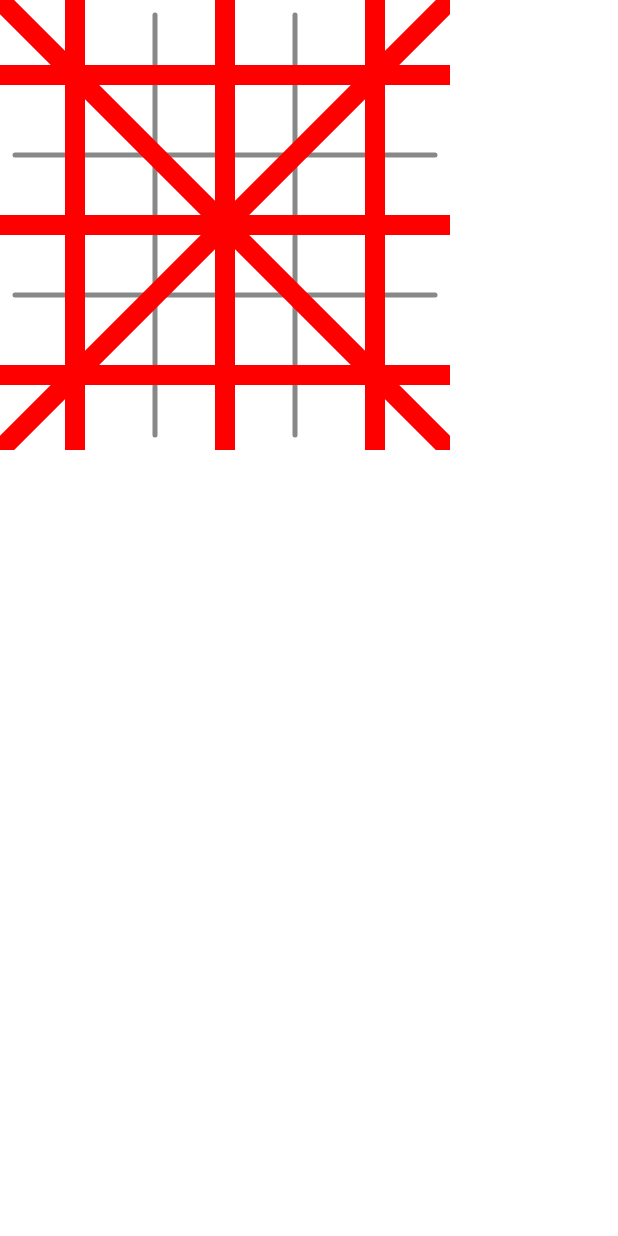
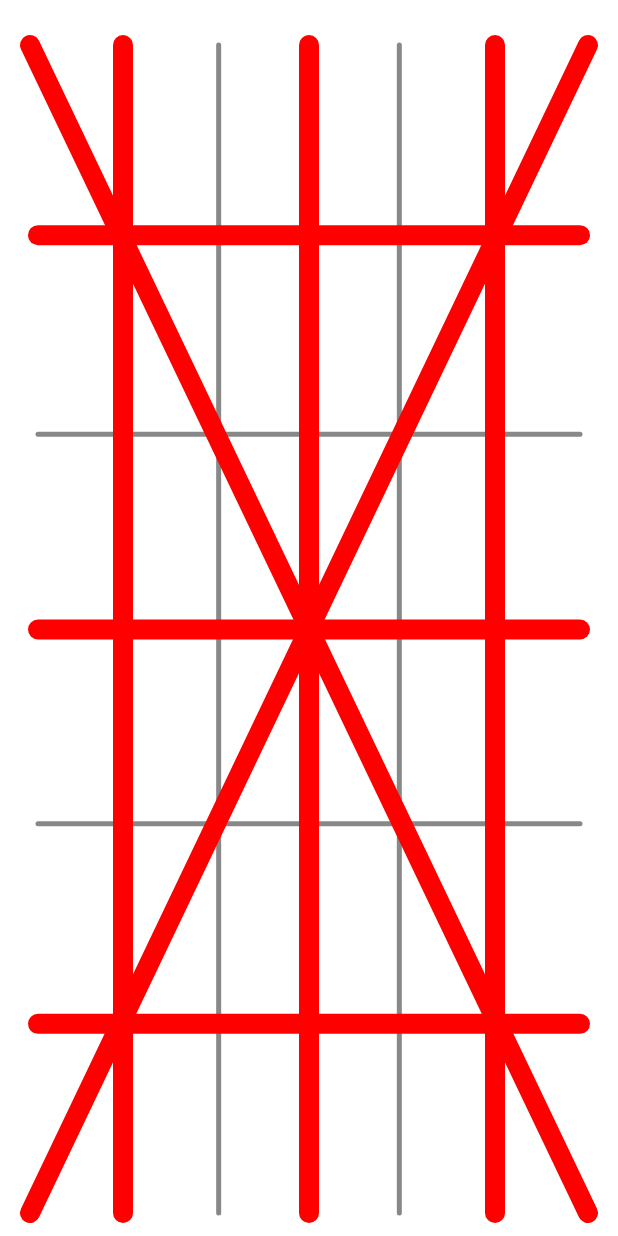
Before and after one commit to SaingHmineTun/TikTacToe, an Android app built with Jetpack Compose: the @Preview function BoardBasePreview, on a phone screen of 412 x 824 dp. Run offline under Robolectric (Android 15) with nearby library versions, the light colour scheme and no system bars.

Commit message:
Tik Tac Toe tutorial finished!

```diff
--- a/app/build.gradle.kts
+++ b/app/build.gradle.kts
@@ -59,6 +59,7 @@ dependencies {
     implementation("androidx.compose.ui:ui-graphics")
     implementation("androidx.compose.ui:ui-tooling-preview")
     implementation("androidx.compose.material3:material3")
+    implementation("androidx.lifecycle:lifecycle-viewmodel-compose:2.7.0")
     testImplementation("junit:junit:4.13.2")
     androidTestImplementation("androidx.test.ext:junit:1.1.5")
     androidTestImplementation("androidx.test.espresso:espresso-core:3.5.1")
--- a/app/src/main/java/it/saimao/tiktaktoe/ui/Components.kt
+++ b/app/src/main/java/it/saimao/tiktaktoe/ui/Components.kt
@@ -1,6 +1,8 @@
 package it.saimao.tiktaktoe.ui
 
 import androidx.compose.foundation.Canvas
+import androidx.compose.foundation.layout.fillMaxSize
+import androidx.compose.foundation.layout.fillMaxWidth
 import androidx.compose.foundation.layout.padding
 import androidx.compose.foundation.layout.size
 import androidx.compose.runtime.Composable
@@ -17,8 +19,8 @@ import it.saimao.tiktaktoe.ui.theme.GreenishYellow
 @Composable
 fun BoardBase() {
     Canvas(modifier = Modifier
-        .size(300.dp)
-        .padding(10.dp), onDraw = {
+        .fillMaxSize()
+        .padding(top = 30.dp, start = 25.dp, end = 25.dp, bottom = 15.dp), onDraw = {
         drawLine(
             Color.Gray, strokeWidth = 5f, cap = StrokeCap.Round,
             start = Offset(x = size.width * 1 / 3, y = 0f),
@@ -43,10 +45,123 @@ fun BoardBase() {
 
 }
 
+
+@Composable
+fun WinningLineRow1() {
+    Canvas(modifier = Modifier.fillMaxSize()
+        .padding(top = 25.dp, start = 25.dp, end = 25.dp, bottom = 10.dp), onDraw = {
+        drawLine(
+            color = Color.Red,
+            strokeWidth = 20F,
+            cap = StrokeCap.Round,
+            start = Offset(x = 0F, y = size.height * 1 / 6),
+            end = Offset(x = size.width, y = size.height * 1 / 6),
+        )
+    })
+}
+
+@Composable
+fun WinningLineRow2() {
+    Canvas(modifier = Modifier.fillMaxSize()
+        .padding(top = 25.dp, start = 25.dp, end = 25.dp, bottom = 10.dp), onDraw = {
+        drawLine(
+            color = Color.Red,
+            strokeWidth = 20F,
+            cap = StrokeCap.Round,
+            start = Offset(x = 0F, y = size.height * 3 / 6),
+            end = Offset(x = size.width, y = size.height * 3 / 6),
+        )
+    })
+}
+
+@Composable
+fun WinningLineRow3() {
+    Canvas(modifier = Modifier.fillMaxSize()
+        .padding(top = 25.dp, start = 25.dp, end = 25.dp, bottom = 10.dp), onDraw = {
+        drawLine(
+            color = Color.Red,
+            strokeWidth = 20F,
+            cap = StrokeCap.Round,
+            start = Offset(x = 0F, y = size.height * 5 / 6),
+            end = Offset(x = size.width, y = size.height * 5 / 6),
+        )
+    })
+}
+
+@Composable
+fun WinningLineCol1() {
+    Canvas(modifier = Modifier.fillMaxSize()
+        .padding(top = 30.dp, start = 20.dp, end = 20.dp, bottom = 15.dp), onDraw = {
+        drawLine(
+            color = Color.Red,
+            strokeWidth = 20F,
+            cap = StrokeCap.Round,
+            start = Offset(x = size.width * 1 / 6, y = 0F),
+            end = Offset(x = size.width * 1 / 6, y = size.height),
+        )
+    })
+}
+
+@Composable
+fun WinningLineCol2() {
+    Canvas(modifier = Modifier.fillMaxSize()
+        .padding(top = 30.dp, start = 20.dp, end = 20.dp, bottom = 15.dp), onDraw = {
+        drawLine(
+            color = Color.Red,
+            strokeWidth = 20F,
+            cap = StrokeCap.Round,
+            start = Offset(x = size.width * 3 / 6, y = 0F),
+            end = Offset(x = size.width * 3 / 6, y = size.height),
+        )
+    })
+}
+
+@Composable
+fun WinningLineCol3() {
+    Canvas(modifier = Modifier.fillMaxSize()
+        .padding(top = 30.dp, start = 20.dp, end = 20.dp, bottom = 15.dp), onDraw = {
+        drawLine(
+            color = Color.Red,
+            strokeWidth = 20F,
+            cap = StrokeCap.Round,
+            start = Offset(x = size.width * 5 / 6, y = 0F),
+            end = Offset(x = size.width * 5 / 6, y = size.height),
+        )
+    })
+}
+
+@Composable
+fun WinningLineCross1() {
+    Canvas(modifier = Modifier.fillMaxSize()
+        .padding(top = 30.dp, start = 20.dp, end = 20.dp, bottom = 15.dp), onDraw = {
+        drawLine(
+            color = Color.Red,
+            strokeWidth = 20F,
+            cap = StrokeCap.Round,
+            start = Offset(x = 0F, y = 0F),
+            end = Offset(x = size.width, y = size.height),
+        )
+    })
+}
+
+@Composable
+fun WinningLineCross2() {
+    Canvas(modifier = Modifier.fillMaxSize()
+        .padding(top = 30.dp, start = 20.dp, end = 20.dp, bottom = 15.dp), onDraw = {
+        drawLine(
+            color = Color.Red,
+            strokeWidth = 20F,
+            cap = StrokeCap.Round,
+            start = Offset(x = 0F, y = size.height),
+            end = Offset(x = size.width, y = 0F),
+        )
+    })
+}
+
 @Composable
 fun Cross() {
     Canvas(modifier = Modifier
-        .size(60.dp)
+        .fillMaxSize(0.6F)
         .padding(5.dp), onDraw = {
         drawLine(
             color = GreenishYellow,
@@ -66,114 +181,9 @@ fun Cross() {
 }
 
 @Composable
-fun WinningLineRow1() {
-    Canvas(modifier = Modifier.size(300.dp), onDraw = {
-        drawLine(
-            color = Color.Red,
-            strokeWidth = 20F,
-            cap = StrokeCap.Round,
-            start = Offset(x = 0F, y = size.height * 1 / 6),
-            end = Offset(x = size.width, y = size.height * 1 / 6),
-        )
-    })
-}
-
-@Composable
-fun WinningLineRow2() {
-    Canvas(modifier = Modifier.size(300.dp), onDraw = {
-        drawLine(
-            color = Color.Red,
-            strokeWidth = 20F,
-            cap = StrokeCap.Round,
-            start = Offset(x = 0F, y = size.height * 3 / 6),
-            end = Offset(x = size.width, y = size.height * 3 / 6),
-        )
-    })
-}
-
-@Composable
-fun WinningLineRow3() {
-    Canvas(modifier = Modifier.size(300.dp), onDraw = {
-        drawLine(
-            color = Color.Red,
-            strokeWidth = 20F,
-            cap = StrokeCap.Round,
-            start = Offset(x = 0F, y = size.height * 5 / 6),
-            end = Offset(x = size.width, y = size.height * 5 / 6),
-        )
-    })
-}
-
-@Composable
-fun WinningLineCol1() {
-    Canvas(modifier = Modifier.size(300.dp), onDraw = {
-        drawLine(
-            color = Color.Red,
-            strokeWidth = 20F,
-            cap = StrokeCap.Round,
-            start = Offset(x = size.width * 1 / 6, y = 0F),
-            end = Offset(x = size.width * 1 / 6, y = size.height),
-        )
-    })
-}
-
-@Composable
-fun WinningLineCol2() {
-    Canvas(modifier = Modifier.size(300.dp), onDraw = {
-        drawLine(
-            color = Color.Red,
-            strokeWidth = 20F,
-            cap = StrokeCap.Round,
-            start = Offset(x = size.width * 3 / 6, y = 0F),
-            end = Offset(x = size.width * 3 / 6, y = size.height),
-        )
-    })
-}
-
-@Composable
-fun WinningLineCol3() {
-    Canvas(modifier = Modifier.size(300.dp), onDraw = {
-        drawLine(
-            color = Color.Red,
-            strokeWidth = 20F,
-            cap = StrokeCap.Round,
-            start = Offset(x = size.width * 5 / 6, y = 0F),
-            end = Offset(x = size.width * 5 / 6, y = size.height),
-        )
-    })
-}
-
-@Composable
-fun WinningLineCross1() {
-    Canvas(modifier = Modifier.size(300.dp), onDraw = {
-        drawLine(
-            color = Color.Red,
-            strokeWidth = 20F,
-            cap = StrokeCap.Round,
-            start = Offset(x = 0F, y = 0F),
-            end = Offset(x = size.width, y = size.height),
-        )
-    })
-}
-
-@Composable
-fun WinningLineCross2() {
-    Canvas(modifier = Modifier.size(300.dp), onDraw = {
-        drawLine(
-            color = Color.Red,
-            strokeWidth = 20F,
-            cap = StrokeCap.Round,
-            start = Offset(x = 0F, y = size.height),
-            end = Offset(x = size.width, y = 0F),
-        )
-    })
-}
-
-
-@Composable
 fun Circle() {
     Canvas(modifier = Modifier
-        .size(60.dp)
+        .fillMaxSize(0.6F)
         .padding(5.dp), onDraw = {
         drawCircle(color = Aqua, style = Stroke(width = 20f))
     })
--- a/app/src/main/java/it/saimao/tiktaktoe/ui/theme/Theme.kt
+++ b/app/src/main/java/it/saimao/tiktaktoe/ui/theme/Theme.kt
@@ -57,7 +57,7 @@ fun TikTakToeTheme(
     if (!view.isInEditMode) {
         SideEffect {
             val window = (view.context as Activity).window
-            window.statusBarColor = colorScheme.primary.toArgb()
+            window.statusBarColor = GrayBackground.toArgb()
             WindowCompat.getInsetsController(window, view).isAppearanceLightStatusBars = darkTheme
         }
     }
```
Also changed, not shown: app/src/main/java/it/saimao/tiktaktoe/MainActivity.kt (+2 -17 lines), app/src/main/java/it/saimao/tiktaktoe/ui/GameScreen.kt (+93 -8 lines), app/src/main/java/it/saimao/tiktaktoe/ui/GameState.kt (added, +21 -0 lines), app/src/main/java/it/saimao/tiktaktoe/ui/GameViewModel.kt (added, +148 -0 lines), app/src/main/java/it/saimao/tiktaktoe/ui/UserActions.kt (added, +7 -0 lines).
